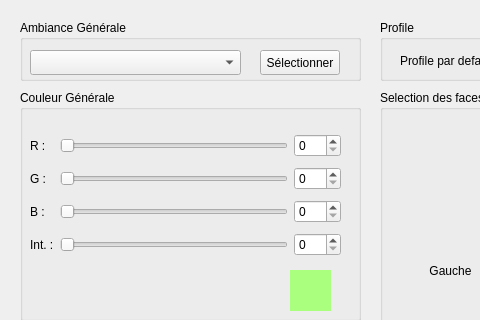
Above: src/LabViewPage.ui from polybox3d/polybox before the change; both pictures show x 0 to 480 and y 0 to 320 of the 800 by 550 pixel window. Below: the same form after it.
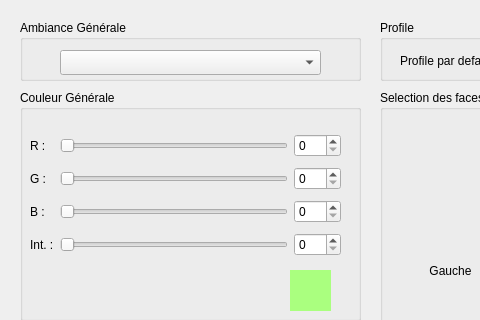
That is the form after the change. Icons and pictures are not drawn.

Commit message: LabView : Handle ambiance and profile Export/Import *From/to XML *add general/indiv for light *addd face selector *add soem defaults ambiances

The edit to the form file:
```diff
--- a/src/LabViewPage.ui
+++ b/src/LabViewPage.ui
@@ -28,26 +28,13 @@
    <widget class="QComboBox" name="selectAmb">
     <property name="geometry">
      <rect>
-      <x>10</x>
+      <x>40</x>
       <y>30</y>
-      <width>211</width>
+      <width>261</width>
       <height>25</height>
      </rect>
     </property>
    </widget>
-   <widget class="QPushButton" name="validAmb">
-    <property name="geometry">
-     <rect>
-      <x>240</x>
-      <y>30</y>
-      <width>80</width>
-      <height>25</height>
-     </rect>
-    </property>
-    <property name="text">
-     <string>Sélectionner</string>
-    </property>
-   </widget>
   </widget>
   <widget class="QGroupBox" name="colorBox">
    <property name="geometry">
```
The commit also changes 12 other files.
